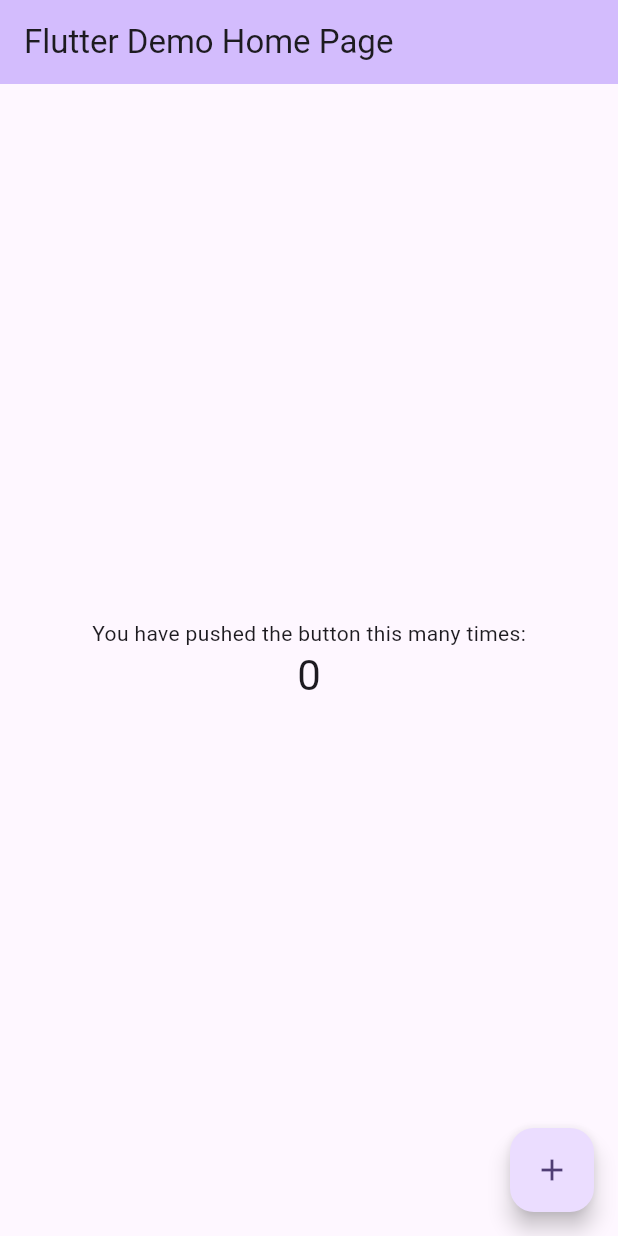
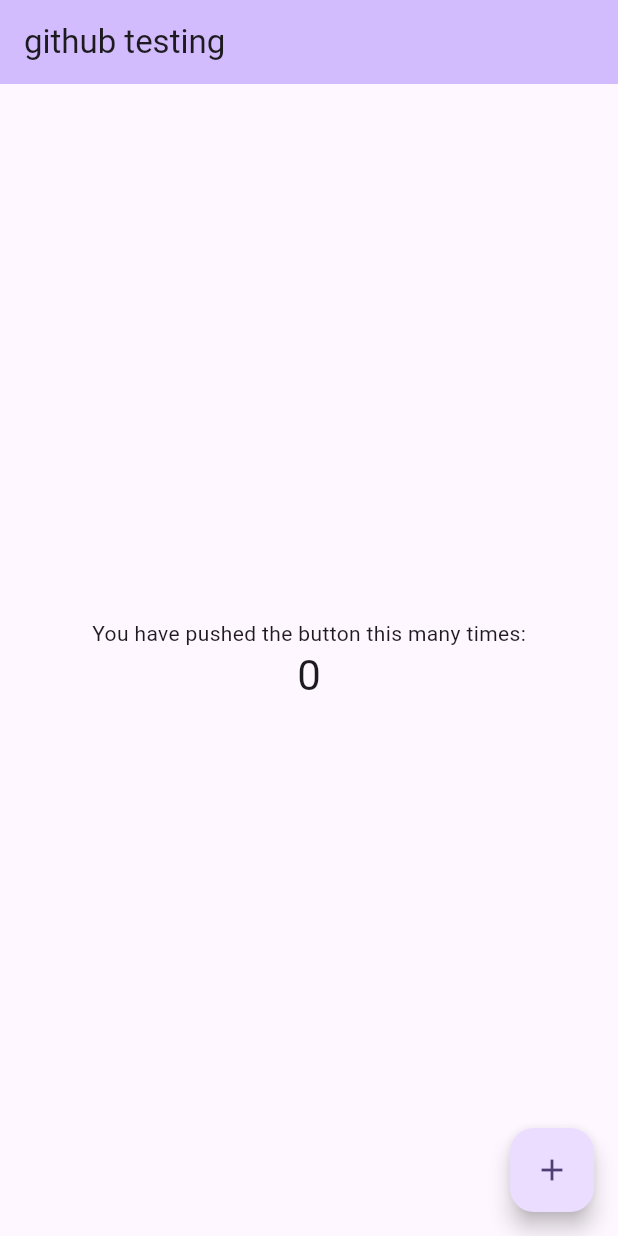
Before and after one commit to Hamza-Asghar/githubtesting, a Flutter app: the screen it shows after launch, on a phone screen of 412 x 824 dp. Run offline on Flutter 3.47's test engine with Material 3 defaults, Android fonts, the phone set to English and light mode, and no system bars.

Commit message:
remove all commits

```diff
--- a/lib/main.dart
+++ b/lib/main.dart
@@ -7,31 +7,16 @@ void main() {
 class MyApp extends StatelessWidget {
   const MyApp({super.key});
 
-  // This widget is the root of your application.
   @override
   Widget build(BuildContext context) {
     return MaterialApp(
       title: 'Flutter Demo',
       theme: ThemeData(
-        // This is the theme of your application.
-        //
-        // TRY THIS: Try running your application with "flutter run". You'll see
-        // the application has a blue toolbar. Then, without quitting the app,
-        // try changing the seedColor in the colorScheme below to Colors.green
-        // and then invoke "hot reload" (save your changes or press the "hot
-        // reload" button in a Flutter-supported IDE, or press "r" if you used
-        // the command line to start the app).
-        //
-        // Notice that the counter didn't reset back to zero; the application
-        // state is not lost during the reload. To reset the state, use hot
-        // restart instead.
-        //
-        // This works for code too, not just values: Most code changes can be
-        // tested with just a hot reload.
+
         colorScheme: ColorScheme.fromSeed(seedColor: Colors.deepPurple),
         useMaterial3: true,
       ),
-      home: const MyHomePage(title: 'Flutter Demo Home Page'),
+      home: const MyHomePage(title: 'github testing '),
     );
   }
 }
@@ -39,14 +24,7 @@ class MyApp extends StatelessWidget {
 class MyHomePage extends StatefulWidget {
   const MyHomePage({super.key, required this.title});
 
-  // This widget is the home page of your application. It is stateful, meaning
-  // that it has a State object (defined below) that contains fields that affect
-  // how it looks.
 
-  // This class is the configuration for the state. It holds the values (in this
-  // case the title) provided by the parent (in this case the App widget) and
-  // used by the build method of the State. Fields in a Widget subclass are
-  // always marked "final".
 
   final String title;
 
@@ -59,50 +37,25 @@ class _MyHomePageState extends State<MyHomePage> {
 
   void _incrementCounter() {
     setState(() {
-      // This call to setState tells the Flutter framework that something has
-      // changed in this State, which causes it to rerun the build method below
-      // so that the display can reflect the updated values. If we changed
-      // _counter without calling setState(), then the build method would not be
-      // called again, and so nothing would appear to happen.
+
       _counter++;
     });
   }
 
   @override
   Widget build(BuildContext context) {
-    // This method is rerun every time setState is called, for instance as done
-    // by the _incrementCounter method above.
-    //
-    // The Flutter framework has been optimized to make rerunning build methods
-    // fast, so that you can just rebuild anything that needs updating rather
-    // than having to individually change instances of widgets.
+
     return Scaffold(
       appBar: AppBar(
-        // TRY THIS: Try changing the color here to a specific color (to
-        // Colors.amber, perhaps?) and trigger a hot reload to see the AppBar
-        // change color while the other colors stay the same.
+
         backgroundColor: Theme.of(context).colorScheme.inversePrimary,
-        // Here we take the value from the MyHomePage object that was created by
-        // the App.build method, and use it to set our appbar title.
+
         title: Text(widget.title),
       ),
       body: Center(
-        // Center is a layout widget. It takes a single child and positions it
-        // in the middle of the parent.
+
         child: Column(
-          // Column is also a layout widget. It takes a list of children and
-          // arranges them vertically. By default, it sizes itself to fit its
-          // children horizontally, and tries to be as tall as its parent.
-          //
-          // Column has various properties to control how it sizes itself and
-          // how it positions its children. Here we use mainAxisAlignment to
-          // center the children vertically; the main axis here is the vertical
-          // axis because Columns are vertical (the cross axis would be
-          // horizontal).
-          //
-          // TRY THIS: Invoke "debug painting" (choose the "Toggle Debug Paint"
-          // action in the IDE, or press "p" in the console), to see the
-          // wireframe for each widget.
+
           mainAxisAlignment: MainAxisAlignment.center,
           children: <Widget>[
             const Text(
@@ -119,7 +72,7 @@ class _MyHomePageState extends State<MyHomePage> {
         onPressed: _incrementCounter,
         tooltip: 'Increment',
         child: const Icon(Icons.add),
-      ), // This trailing comma makes auto-formatting nicer for build methods.
+      ),
     );
   }
 }
```
